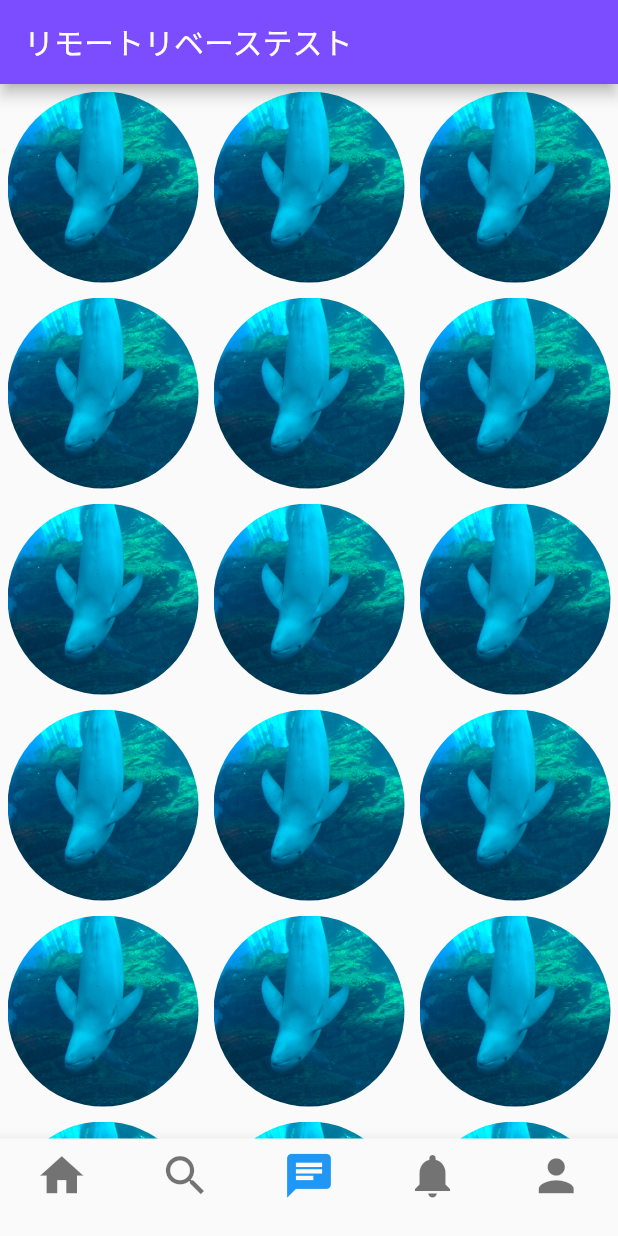
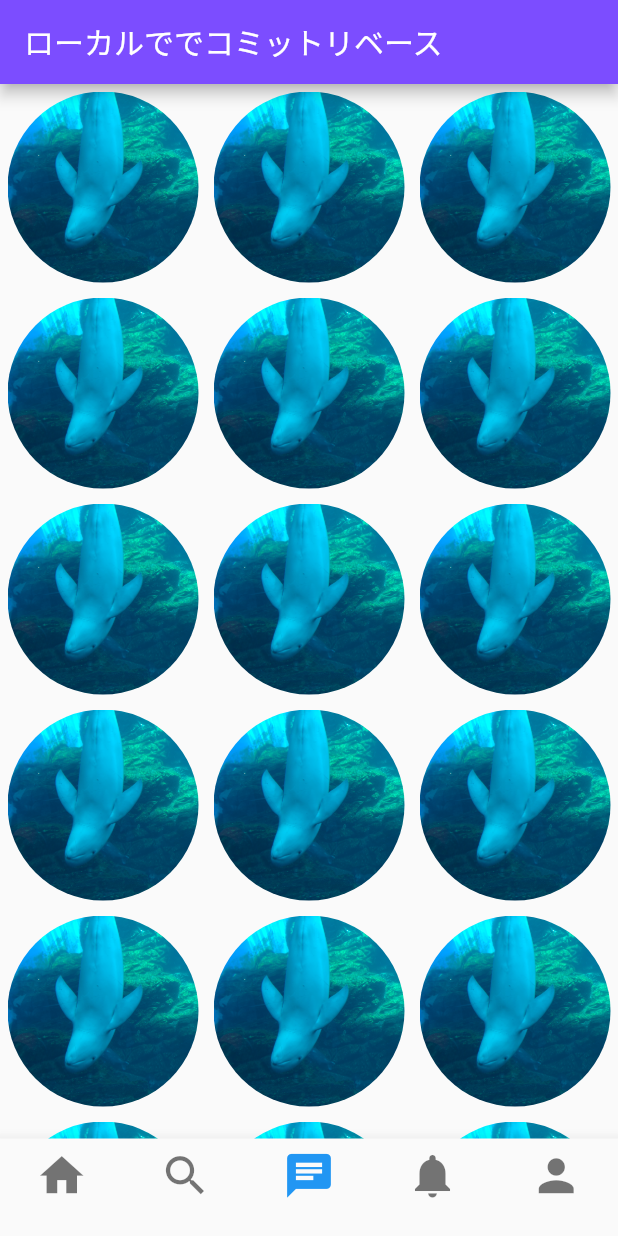
Before and after one commit to y-matsuura0715/chatAppWithFlutter, a Flutter app: the screen it shows after launch, item 3 of the bottom bar chosen, on a phone screen of 412 x 824 dp. Run offline on Flutter 3.47's test engine with Material 2 defaults, Android fonts, the phone set to English and light mode, and no system bars.

Commit message:
テストマン

```diff
--- a/lib/presentation/view/chat.dart
+++ b/lib/presentation/view/chat.dart
@@ -10,7 +10,7 @@ class Chat extends StatelessWidget {
     return Scaffold(
       appBar: AppBar(
         backgroundColor: Colors.deepPurpleAccent,
-        title: const Text('リモートリベーステスト'),
+        title: const Text('ローカルででコミットリベース'),
       ),
       body: Center(
         child: GridView.builder(
```
